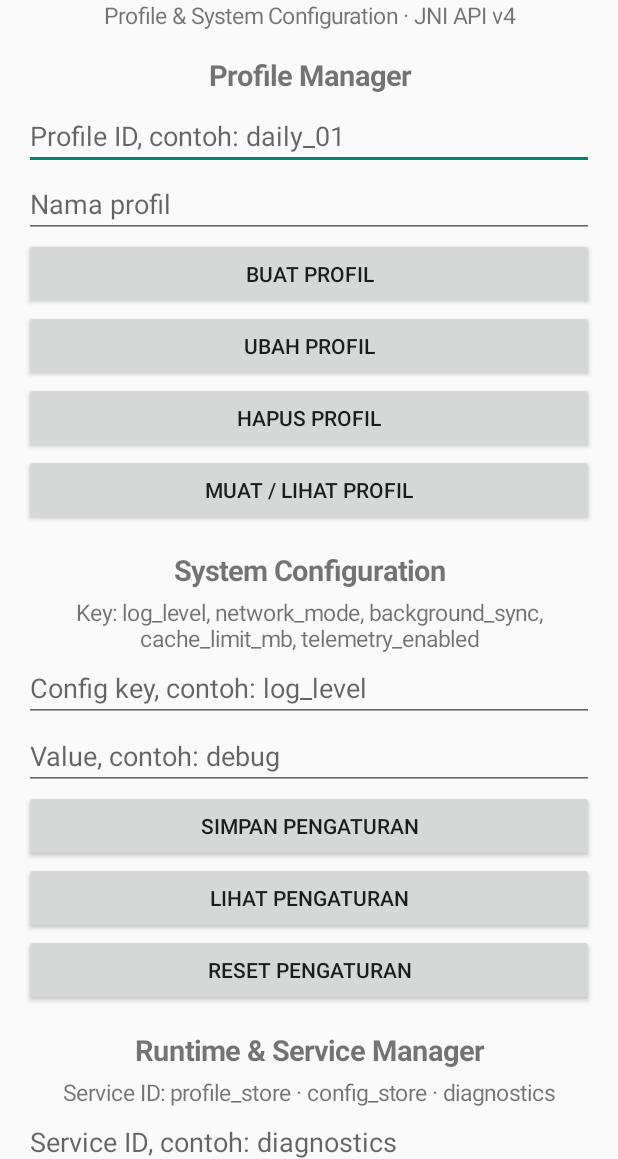
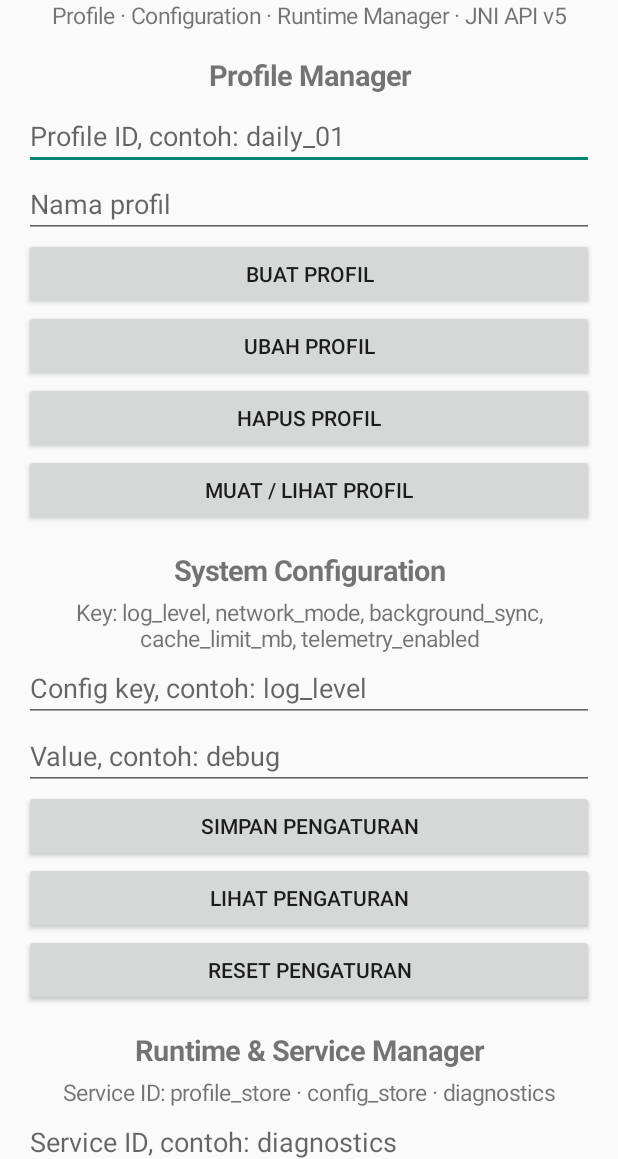
Before and after one commit to mirkov888/mora-rust-android, an Android app: the screen it shows after launch (MainActivity), on a phone screen of 412 x 824 dp, the part 77-1236 px from its top. Run offline under Robolectric (Android 15) with nearby library versions, the phone set to English and light mode, and no system bars; 4 statements that could not run were skipped.

Commit message:
Update demo API label to v5

```diff
--- a/android-demo/app/src/main/java/com/mora/rustandroid/MainActivity.kt
+++ b/android-demo/app/src/main/java/com/mora/rustandroid/MainActivity.kt
@@ -43,7 +43,7 @@ class MainActivity : Activity() {
         column.addView(label("Mora Rust Android Core", 24f).apply {
             typeface = Typeface.DEFAULT_BOLD
         })
-        column.addView(label("Profile & System Configuration · JNI API v4"))
+        column.addView(label("Profile · Configuration · Runtime Manager · JNI API v5"))
 
         section("Profile Manager")
         idInput = EditText(this).apply { hint = "Profile ID, contoh: daily_01" }
```
